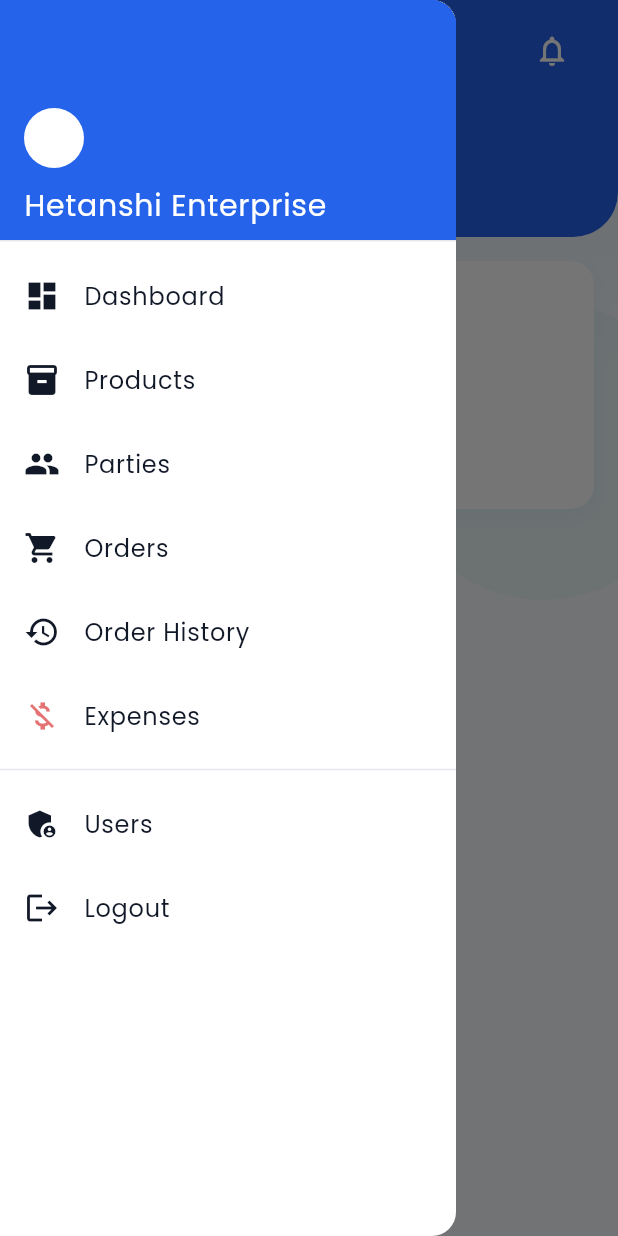
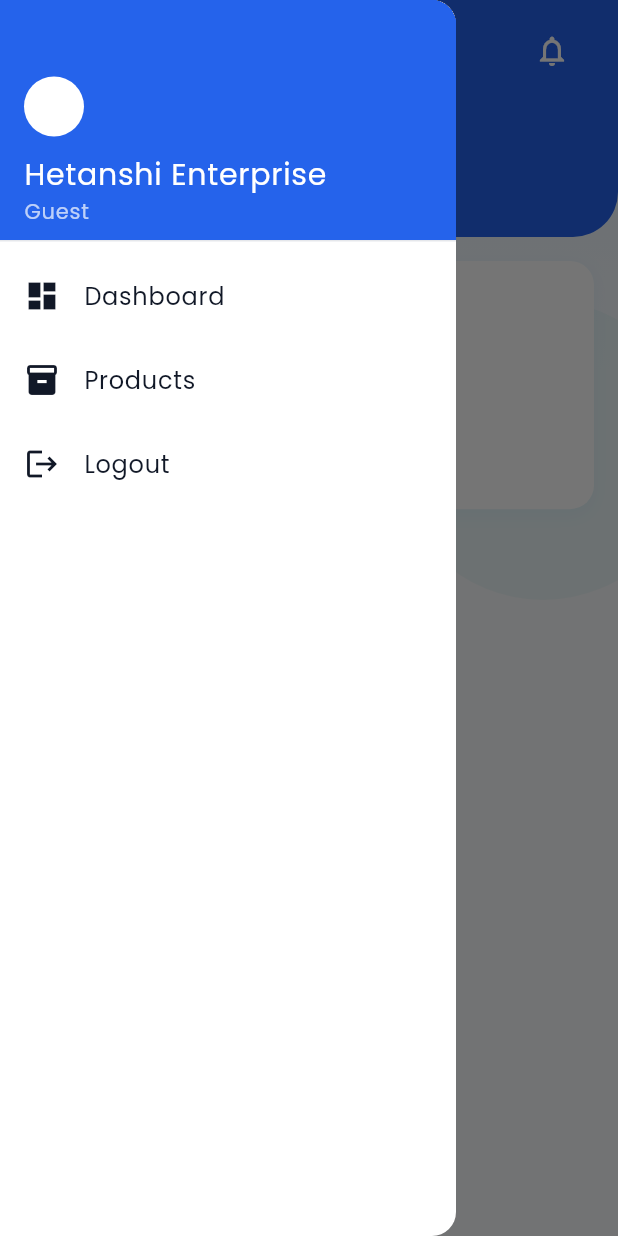
Before and after one commit to Vivekchavda1374/Hetanshi-Enterprise, a Flutter app: the DashboardScreen screen opened by its route, with the side drawer open, on a phone screen of 412 x 824 dp. Run offline on Flutter 3.47's test engine with Material 3 defaults, Android fonts, the phone set to English and light mode, and no system bars; our stand-ins replace animate_do, cloud_firestore, firebase_core, firebase_messaging, fl_chart, flutter_staggered_animations and 2 more; accounts and stored records are empty; generated files the repository leaves out were written again.

Commit message:
Update app drawer

```diff
--- a/lib/widgets/app_drawer.dart
+++ b/lib/widgets/app_drawer.dart
@@ -2,12 +2,15 @@ import 'package:flutter/material.dart';
 import 'package:hetanshi_enterprise/screens/order/order_history_screen.dart';
 import 'package:hetanshi_enterprise/screens/expense/expense_list_screen.dart';
 import 'package:hetanshi_enterprise/utils/app_theme.dart';
+import 'package:hetanshi_enterprise/services/auth_manager.dart';
 
 class AppDrawer extends StatelessWidget {
   const AppDrawer({super.key});
 
   @override
   Widget build(BuildContext context) {
+    final isAdmin = AuthManager.instance.isAdmin;
+
     return Drawer(
       child: ListView(
         padding: EdgeInsets.zero,
@@ -19,17 +22,24 @@ class AppDrawer extends StatelessWidget {
             child: Column(
               crossAxisAlignment: CrossAxisAlignment.start,
               mainAxisAlignment: MainAxisAlignment.end,
-              children: const [
-                CircleAvatar(
+              children: [
+                const CircleAvatar(
                   backgroundColor: Colors.white,
                   child: Icon(Icons.person),
                 ),
-                SizedBox(height: 10),
-                Text(
+                const SizedBox(height: 10),
+                const Text(
                   'Hetanshi Enterprise',
                   style: TextStyle(color: Colors.white, fontSize: 20),
                 ),
-
+                Text(
+                  isAdmin
+                      ? 'Admin'
+                      : (AuthManager.instance.isUser
+                          ? (AuthManager.instance.currentUser?.name ?? 'User')
+                          : 'Guest'),
+                  style: const TextStyle(color: Colors.white70, fontSize: 14),
+                ),
               ],
             ),
           ),
@@ -47,6 +57,7 @@ class AppDrawer extends StatelessWidget {
               Navigator.pushReplacementNamed(context, '/products');
             },
           ),
+          if (isAdmin)
             ListTile(
               leading: const Icon(Icons.people),
               title: const Text('Parties'),
@@ -54,13 +65,16 @@ class AppDrawer extends StatelessWidget {
                 Navigator.pushReplacementNamed(context, '/parties');
               },
             ),
+          // Orders (Visible for Admin OR User)
+          if (isAdmin || AuthManager.instance.isUser)
             ListTile(
-            leading: const Icon(Icons.shopping_cart),
-            title: const Text('Orders'),
+              leading: const Icon(Icons.shopping_bag),
+              title: Text(isAdmin ? 'All Orders' : 'My Orders'),
               onTap: () {
                 Navigator.pushReplacementNamed(context, '/orders');
               },
             ),
+          if (isAdmin) ...[
             ListTile(
               leading: const Icon(Icons.history),
               title: const Text('Order History'),
@@ -75,22 +89,25 @@ class AppDrawer extends StatelessWidget {
                 Navigator.pop(context); // Close drawer
                 Navigator.push(
                   context,
-                MaterialPageRoute(builder: (context) => const ExpenseListScreen()),
+                  MaterialPageRoute(
+                      builder: (context) => const ExpenseListScreen()),
                 );
               },
             ),
             const Divider(),
             ListTile(
               leading: const Icon(Icons.admin_panel_settings),
-            title: const Text('Users'),
+              title: const Text('Manage Users'),
               onTap: () {
                 Navigator.pushReplacementNamed(context, '/users');
               },
             ),
+          ],
           ListTile(
             leading: const Icon(Icons.logout),
             title: const Text('Logout'),
             onTap: () {
+              AuthManager.instance.logout();
               Navigator.pushReplacementNamed(context, '/login');
             },
           ),
```
Lines whose indentation alone changed are shown as unchanged.
